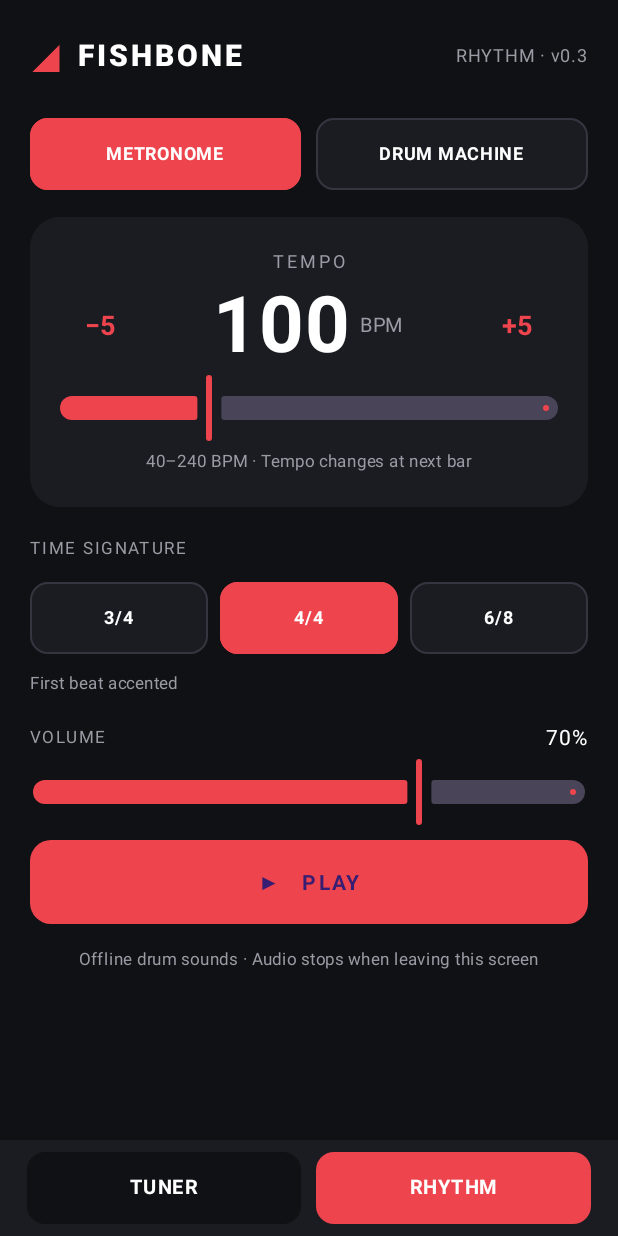
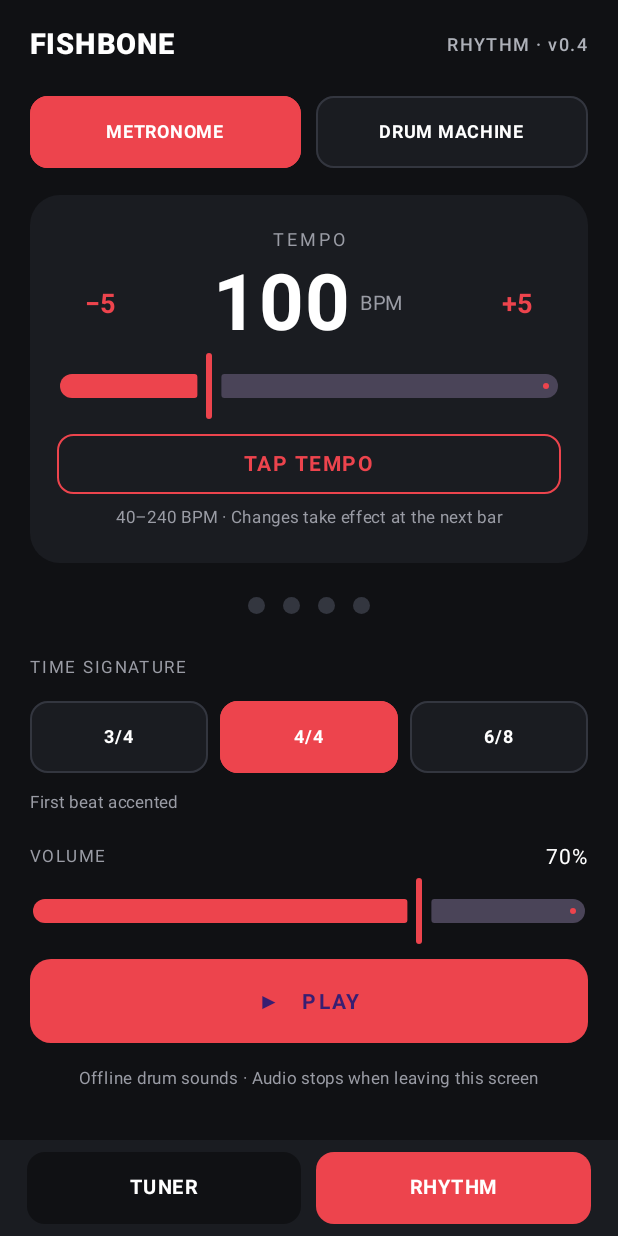
Before and after one commit to lazosorestis-wq/Fishbone-Tuner-v0.1, an Android app built with Jetpack Compose: the screen it shows after launch (MainActivity), after a tap on "RHYTHM", on a phone screen of 412 x 824 dp. Run offline under Robolectric (Android 15) with nearby library versions, the phone set to English and light mode, and no system bars.

Commit message:
Add Tap Tempo, visual beat pulse and original Fishbone branding

```diff
--- a/app/src/main/java/com/fishbone/tuner/RhythmScreen.kt
+++ b/app/src/main/java/com/fishbone/tuner/RhythmScreen.kt
@@ -1,10 +1,13 @@
 package com.fishbone.tuner
+
+import android.os.SystemClock
 
 import androidx.compose.foundation.background
 import androidx.compose.foundation.border
 import androidx.compose.foundation.clickable
 import androidx.compose.foundation.layout.*
 import androidx.compose.foundation.rememberScrollState
+import androidx.compose.foundation.shape.CircleShape
 import androidx.compose.foundation.shape.RoundedCornerShape
 import androidx.compose.foundation.verticalScroll
 import androidx.compose.material3.*
@@ -24,6 +27,7 @@ import com.fishbone.tuner.audio.RhythmEngine
 import com.fishbone.tuner.audio.RhythmMode
 import com.fishbone.tuner.audio.RhythmSettings
 import kotlin.math.roundToInt
+import kotlinx.coroutines.delay
 
 private val RhythmBackground = Color(0xFF101114)
 private val RhythmSurface = Color(0xFF1A1C21)
@@ -43,6 +47,8 @@ fun RhythmScreen() {
     var swing by remember { mutableIntStateOf(0) }
     var volume by remember { mutableFloatStateOf(0.7f) }
     var playing by remember { mutableStateOf(false) }
+    var visibleBeat by remember { mutableIntStateOf(-1) }
+    val tapHistory = remember { ArrayDeque<Long>() }
 
     val settings = RhythmSettings(mode, bpm, meter, groove, swing, volume)
     LaunchedEffect(settings) { engine.update(settings) }
@@ -61,19 +67,27 @@ fun RhythmScreen() {
         }
     }
 
+    // A display-only pulse; audio timing remains driven by AudioTrack.
+    LaunchedEffect(playing, bpm, meter, mode) {
+        if (!playing) {
+            visibleBeat = -1
+        } else {
+            var index = 0
+            val beats = if (mode == RhythmMode.METRONOME) meter else 4
+            while (true) {
+                visibleBeat = index % beats
+                delay((60_000.0 / bpm).toLong())
+                index++
+            }
+        }
+    }
+
     Column(
         modifier = Modifier.fillMaxSize().background(RhythmBackground)
             .verticalScroll(rememberScrollState()).padding(horizontal = 20.dp, vertical = 18.dp),
         horizontalAlignment = Alignment.CenterHorizontally
     ) {
-        Row(Modifier.fillMaxWidth(), verticalAlignment = Alignment.CenterVertically) {
-            Text("◢", fontSize = 28.sp, color = RhythmRed, fontWeight = FontWeight.Black)
-            Spacer(Modifier.width(10.dp))
-            Text("FISHBONE", color = Color.White, fontSize = 20.sp,
-                fontWeight = FontWeight.Black, letterSpacing = 2.sp)
-            Spacer(Modifier.weight(1f))
-            Text("RHYTHM · v0.3", color = RhythmMuted, fontSize = 12.sp)
-        }
+        FishboneHeader("RHYTHM · v0.4")
         Spacer(Modifier.height(22.dp))
         Row(Modifier.fillMaxWidth(), horizontalArrangement = Arrangement.spacedBy(10.dp)) {
             RhythmModeButton("METRONOME", mode == RhythmMode.METRONOME, Modifier.weight(1f)) {
@@ -108,10 +122,47 @@ fun RhythmScreen() {
                 valueRange = 40f..240f,
                 colors = SliderDefaults.colors(thumbColor = RhythmRed, activeTrackColor = RhythmRed)
             )
-            Text("40–240 BPM · Tempo changes at next bar",
+            OutlinedButton(
+                onClick = {
+                    val time = SystemClock.elapsedRealtime()
+                    if (tapHistory.isNotEmpty() && time - tapHistory.last() > 2000L) {
+                        tapHistory.clear()
+                    }
+                    tapHistory.addLast(time)
+                    while (tapHistory.size > 6) tapHistory.removeFirst()
+                    if (tapHistory.size >= 2) {
+                        val intervals = tapHistory.zipWithNext { a, b -> b - a }
+                            .filter { it in 250L..1500L }
+                        if (intervals.isNotEmpty()) {
+                            bpm = (60_000.0 / intervals.average()).roundToInt().coerceIn(40, 240)
+                        }
+                    }
+                },
+                border = androidx.compose.foundation.BorderStroke(1.dp, RhythmRed),
+                modifier = Modifier.fillMaxWidth().padding(top = 4.dp),
+                shape = RoundedCornerShape(11.dp)
+            ) { Text("TAP TEMPO", color = RhythmRed, fontWeight = FontWeight.Bold, letterSpacing = 1.sp) }
+            Text("40–240 BPM · Changes take effect at the next bar",
                 fontSize = 11.sp, color = RhythmMuted)
         }
 
+        Spacer(Modifier.height(14.dp))
+        Row(
+            modifier = Modifier.fillMaxWidth().height(28.dp),
+            horizontalArrangement = Arrangement.Center,
+            verticalAlignment = Alignment.CenterVertically
+        ) {
+            repeat(if (mode == RhythmMode.METRONOME) meter else 4) { index ->
+                val active = playing && index == visibleBeat
+                Box(
+                    Modifier.padding(horizontal = 6.dp).size(if (active) 18.dp else 11.dp)
+                        .background(
+                            if (active) RhythmRed else RhythmOutline,
+                            CircleShape
+                        )
+                )
+            }
+        }
         Spacer(Modifier.height(16.dp))
         if (mode == RhythmMode.METRONOME) {
             Text("TIME SIGNATURE", Modifier.fillMaxWidth(),
```
